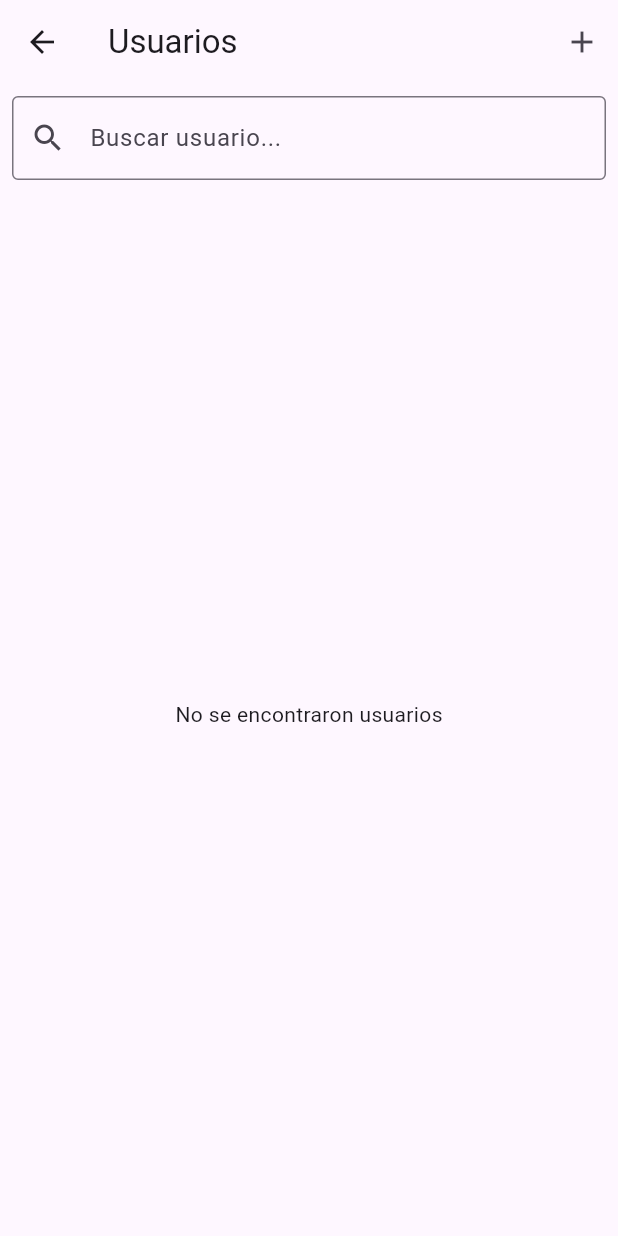
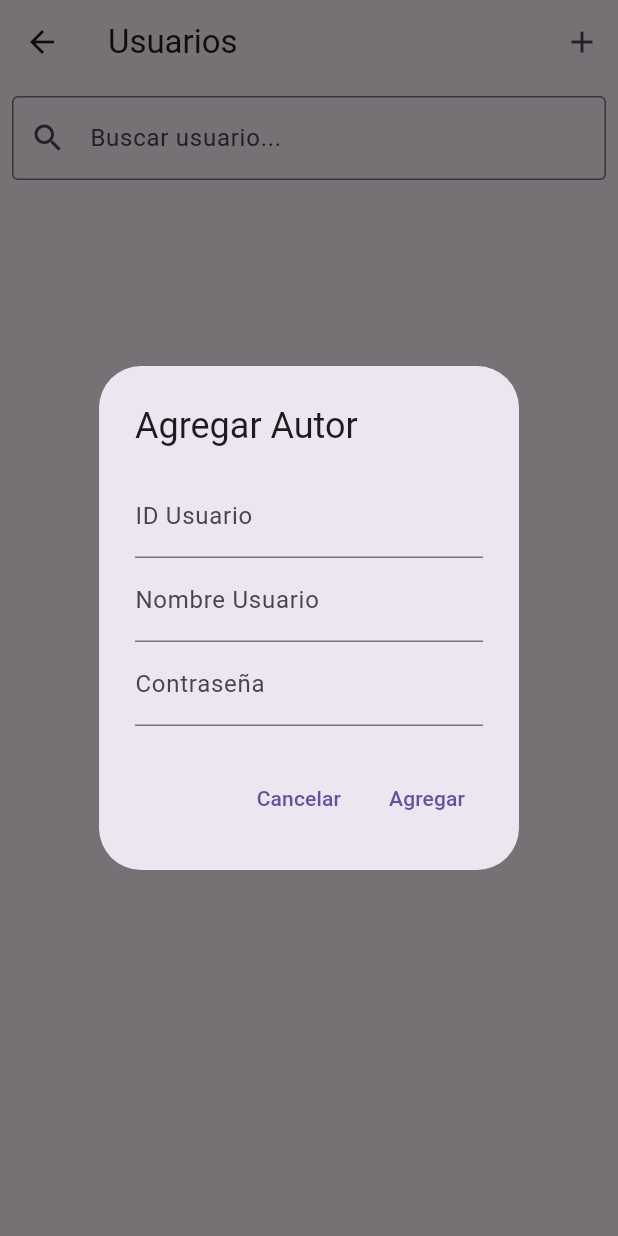
Before and after one commit to Laito97/biblioteca98, a Flutter app: the UsuariosScreen screen opened by its route, after a tap on the "add" icon, on a phone screen of 412 x 824 dp. Run offline on Flutter 3.47's test engine with Material 3 defaults, Android fonts, the phone set to English and light mode, and no system bars; our stand-ins replace shared_preferences; missing offline and left inert: dart:ffi; accounts and stored records are empty; network calls fail.

Commit message:
servicios actualizados

```diff
--- a/lib/services/api_client.dart
+++ b/lib/services/api_client.dart
@@ -3,8 +3,8 @@ import 'dart:convert';
 
 // ApiClient centralizado que realiza las peticiones
 class ApiClient {
-  final String host = 'http://192.168.1.16:3000/api/biblioteca_v1';  // Base de la API
-//    final String host = 'http://192.168.18.38:3000/api/biblioteca_v1';
+ // final String host = 'http://192.168.1.16:3000/api/biblioteca_v1';  // Base de la API
+  final String host = 'http://192.168.18.38:3000/api/biblioteca_v1';
 
   // Petición GET genérica
   Future<Map<String, dynamic>> get(String endpoint) async {
--- a/lib/views/usuarioscreenview/usuarios_screen.dart
+++ b/lib/views/usuarioscreenview/usuarios_screen.dart
@@ -41,6 +41,32 @@ class _UsuariosScreenState extends State<UsuariosScreen> {
     }
   }
 
+  void _showAddUpdateDialog() {
+    showDialog(
+      context: context,
+      builder: (context) {
+        return AlertDialog(
+          title: Text(isEditing ? 'Editar Autor' : 'Agregar Autor'),
+          content: _buildForm(),
+          actions: <Widget>[
+            TextButton(
+              onPressed: () {
+                Navigator.of(context).pop();
+              },
+              child: Text('Cancelar'),
+            ),
+            TextButton(
+              onPressed: () {
+              //  isEditing ? _updateAutor() : _addAutor();
+              },
+              child: Text(isEditing ? 'Actualizar' : 'Agregar'),
+            ),
+          ],
+        );
+      },
+    );
+  }
+
   Widget _buildForm() {
     return Column(
       mainAxisSize: MainAxisSize.min,
@@ -63,7 +89,6 @@ class _UsuariosScreenState extends State<UsuariosScreen> {
     );
   }
 
-
   @override
   Widget build(BuildContext context) {
     return Scaffold(
@@ -79,7 +104,7 @@ class _UsuariosScreenState extends State<UsuariosScreen> {
                 nomController.clear();
                 contrasenaController.clear();
               });
-             // _showAddUpdateDialog();
+              _showAddUpdateDialog();
             },
           ),
         ],
@@ -99,7 +124,8 @@ class _UsuariosScreenState extends State<UsuariosScreen> {
             ),
           ),
           Expanded(
-            child: usuariosFiltrados.isEmpty
+            child:
+                usuariosFiltrados.isEmpty
                     ? Center(child: Text('No se encontraron usuarios'))
                     : ListView.builder(
                       itemCount: usuariosFiltrados.length,
```
Lines whose indentation alone changed are shown as unchanged.
